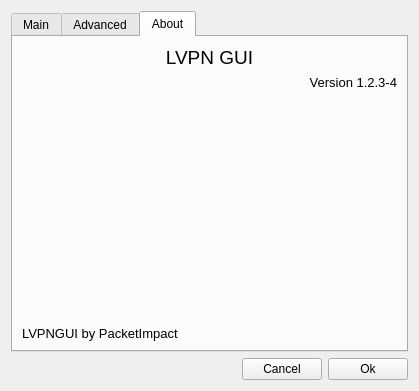
Old version of the form src/settingswindow.ui in the repository PacketImpact/lvpngui.
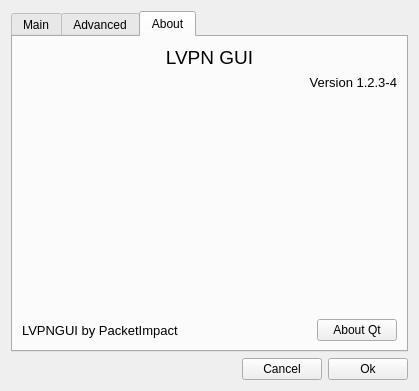
New version of the form. The open tabs and pages were chosen to show the change.

Patch:
```diff
--- a/src/settingswindow.ui
+++ b/src/settingswindow.ui
@@ -301,36 +301,63 @@
          <property name="alignment">
           <set>Qt::AlignRight|Qt::AlignTrailing|Qt::AlignVCenter</set>
          </property>
-        </widget>
-       </item>
-       <item row="3" column="0">
-        <widget class="QLabel" name="aboutBaseLabel">
-         <property name="font">
-          <font>
-           <pointsize>10</pointsize>
-          </font>
-         </property>
-         <property name="text">
-          <string>LVPNGUI by PacketImpact</string>
-         </property>
          <property name="openExternalLinks">
           <bool>true</bool>
          </property>
         </widget>
        </item>
-       <item row="2" column="0">
-        <spacer name="verticalSpacer">
+       <item row="3" column="0" colspan="2">
+        <spacer name="verticalSpacer_2">
          <property name="orientation">
           <enum>Qt::Vertical</enum>
          </property>
          <property name="sizeHint" stdset="0">
           <size>
            <width>20</width>
-           <height>40</height>
+           <height>1000</height>
           </size>
          </property>
         </spacer>
        </item>
+       <item row="4" column="0" colspan="2">
+        <layout class="QHBoxLayout" name="horizontalLayout">
+         <item>
+          <widget class="QLabel" name="aboutBaseLabel">
+           <property name="font">
+            <font>
+             <pointsize>10</pointsize>
+            </font>
+           </property>
+           <property name="text">
+            <string>LVPNGUI by PacketImpact</string>
+           </property>
+           <property name="openExternalLinks">
+            <bool>true</bool>
+           </property>
+          </widget>
+         </item>
+         <item>
+          <spacer name="horizontalSpacer_2">
+           <property name="orientation">
+            <enum>Qt::Horizontal</enum>
+           </property>
+           <property name="sizeHint" stdset="0">
+            <size>
+             <width>40</width>
+             <height>20</height>
+            </size>
+           </property>
+          </spacer>
+         </item>
+         <item>
+          <widget class="QPushButton" name="aboutQtButton">
+           <property name="text">
+            <string>About Qt</string>
+           </property>
+          </widget>
+         </item>
+        </layout>
+       </item>
       </layout>
      </widget>
     </widget>
```
Left out of the diff: 39 changed lines with no effect on the pictures.
